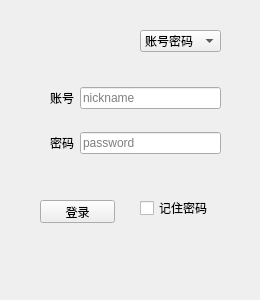
Old version of the form ui/loginwindow.ui in the repository MeowDWing/DanmakuReader.
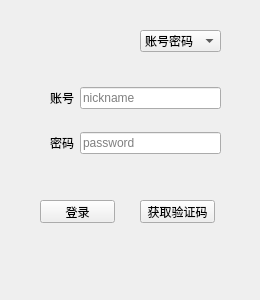
New version of the form.

Diff of the .ui file:
```diff
--- a/ui/loginwindow.ui
+++ b/ui/loginwindow.ui
@@ -141,6 +141,19 @@
     <string>记住密码</string>
    </property>
   </widget>
+  <widget class="QPushButton" name="pushButton_2">
+   <property name="geometry">
+    <rect>
+     <x>140</x>
+     <y>200</y>
+     <width>75</width>
+     <height>23</height>
+    </rect>
+   </property>
+   <property name="text">
+    <string>获取验证码</string>
+   </property>
+  </widget>
  </widget>
  <resources/>
  <connections>
```
Left out of the diff: 17 changed lines with no effect on the pictures.
